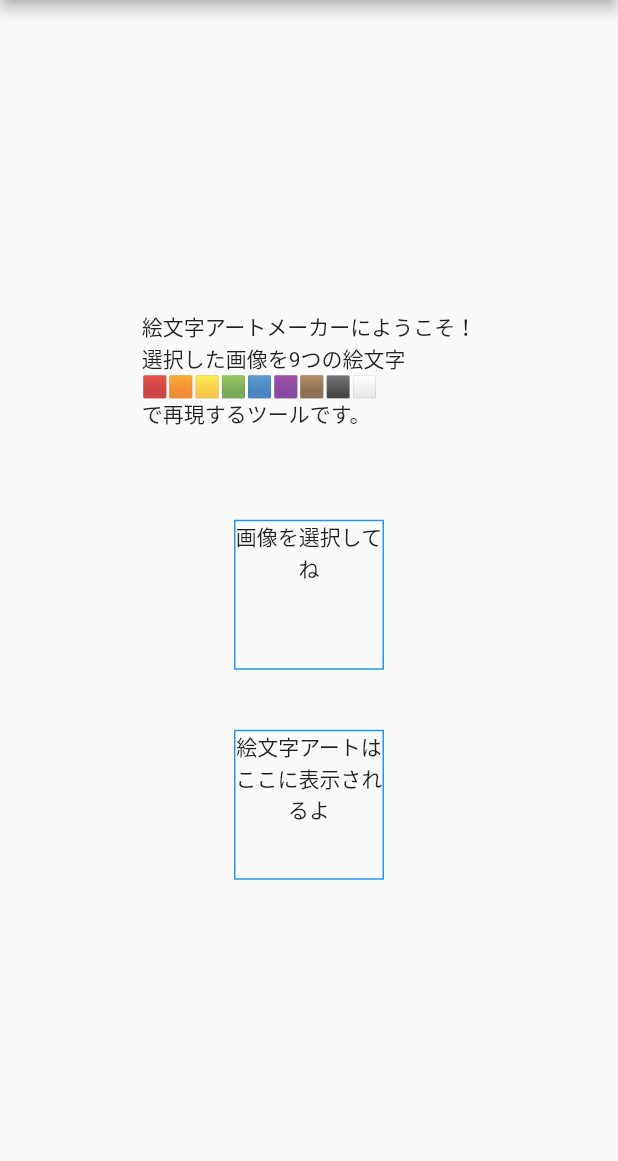
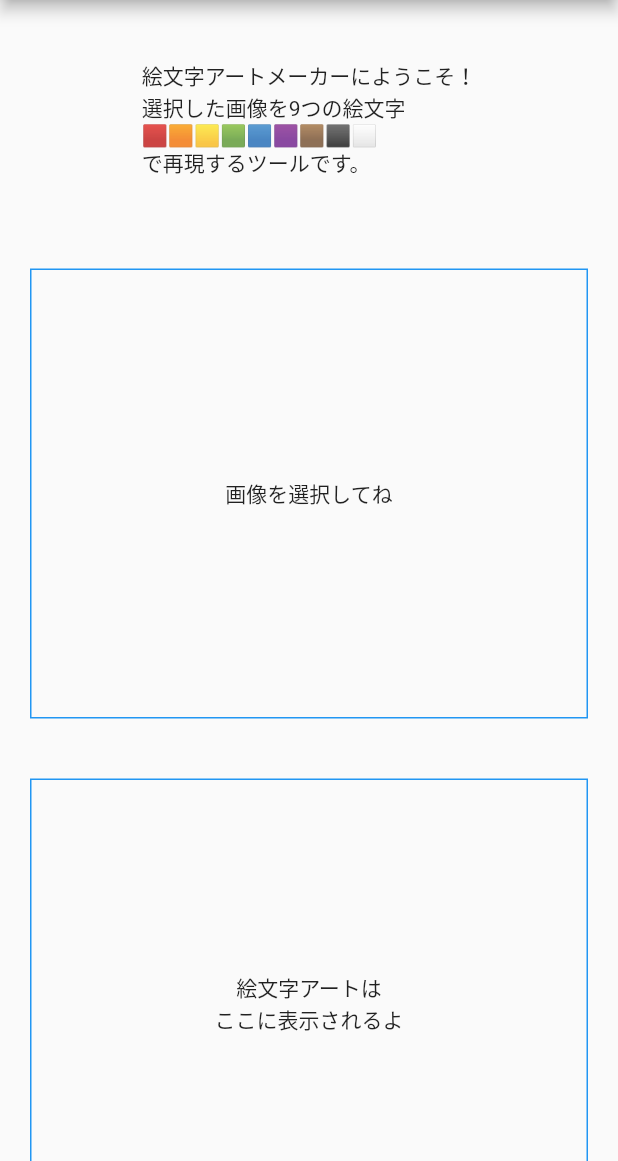
Before and after one commit to acannie/emoji_art_maker, a Flutter app: the screen it shows after launch, on a phone screen of 412 x 824 dp, the part 75-1236 px from its top. Run offline on Flutter 3.47's test engine with Material 2 defaults, Android fonts, the light colour scheme and no system bars; our stand-ins replace image_picker; missing offline and left inert: image_size_getter.

Commit message:
code: art and image box design

```diff
--- a/lib/emoji_art.dart
+++ b/lib/emoji_art.dart
@@ -89,11 +89,12 @@ class EmojiArtPreviewWidget extends StatelessWidget {
             '絵文字アートは\nここに表示されるよ',
             textAlign: TextAlign.center,
           ),
-          height: 100,
-          width: 100,
+          height: 300,
+          width: 400,
           decoration: BoxDecoration(
             border: Border.all(color: Colors.blue),
           ),
+          alignment: Alignment.center,
         );
       },
     );
--- a/lib/pick_image.dart
+++ b/lib/pick_image.dart
@@ -82,11 +82,12 @@ class PickedImageWidget extends StatelessWidget {
                   '画像を選択してね',
                   textAlign: TextAlign.center,
                 ),
-                height: 100,
-                width: 100,
+                height: 300,
+                width: 400,
                 decoration: BoxDecoration(
                   border: Border.all(color: Colors.blue),
                 ),
+                alignment: Alignment.center,
               ),
               onTap: () {
                 _future = controller.pickImage();
```
